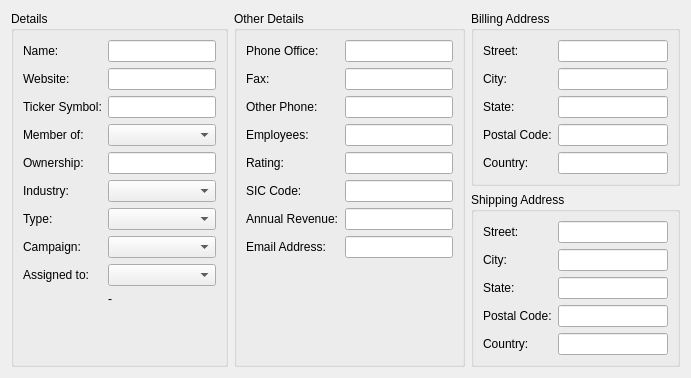
First picture: the form in client/src/details/accountdetails.ui, repository KDAB/FatCRM, before the edit.
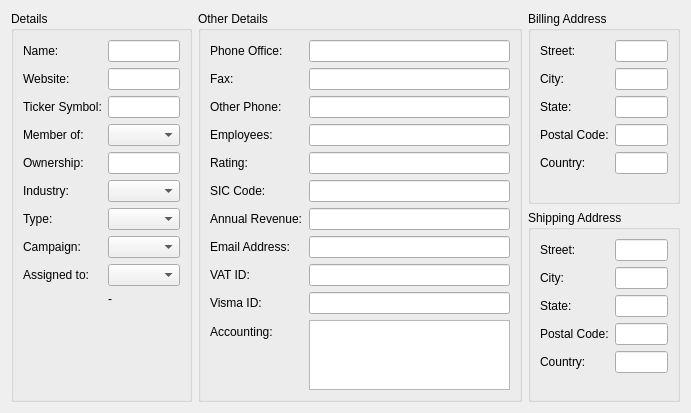
Second picture: the form after the edit.

Commit message: Add custom KDAB fields to account GUI

```diff
--- a/client/src/details/accountdetails.ui
+++ b/client/src/details/accountdetails.ui
@@ -7,7 +7,7 @@
     <x>0</x>
     <y>0</y>
     <width>691</width>
-    <height>362</height>
+    <height>380</height>
    </rect>
   </property>
   <property name="windowTitle">
@@ -209,6 +209,36 @@
       <item row="7" column="1">
        <widget class="QLineEdit" name="email1"/>
       </item>
+      <item row="9" column="0">
+       <widget class="QLabel" name="label_28">
+        <property name="text">
+         <string>Visma ID:</string>
+        </property>
+       </widget>
+      </item>
+      <item row="10" column="0">
+       <widget class="QLabel" name="label_29">
+        <property name="text">
+         <string>Accounting:</string>
+        </property>
+       </widget>
+      </item>
+      <item row="9" column="1">
+       <widget class="QLineEdit" name="visma_id_c"/>
+      </item>
+      <item row="10" column="1">
+       <widget class="QPlainTextEdit" name="accounting_c"/>
+      </item>
+      <item row="8" column="0">
+       <widget class="QLabel" name="label_30">
+        <property name="text">
+         <string>VAT ID:</string>
+        </property>
+       </widget>
+      </item>
+      <item row="8" column="1">
+       <widget class="QLineEdit" name="vat_no_c"/>
+      </item>
      </layout>
     </widget>
    </item>
```
Left out of the diff: 2 changed lines with no effect on the pictures.
